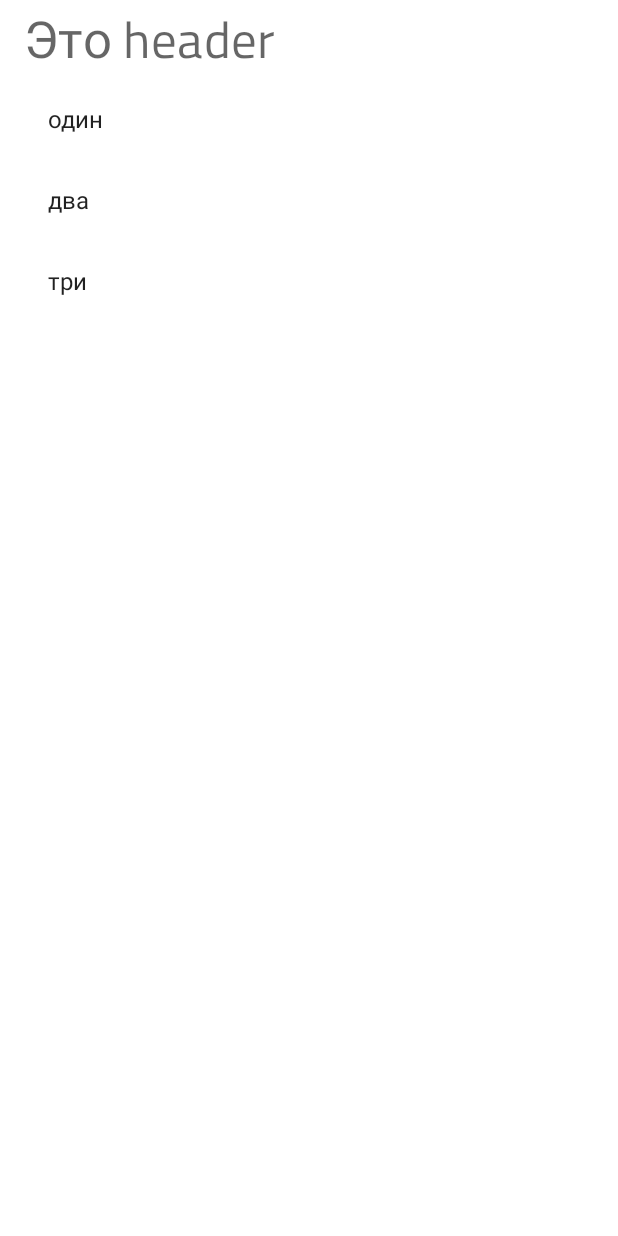
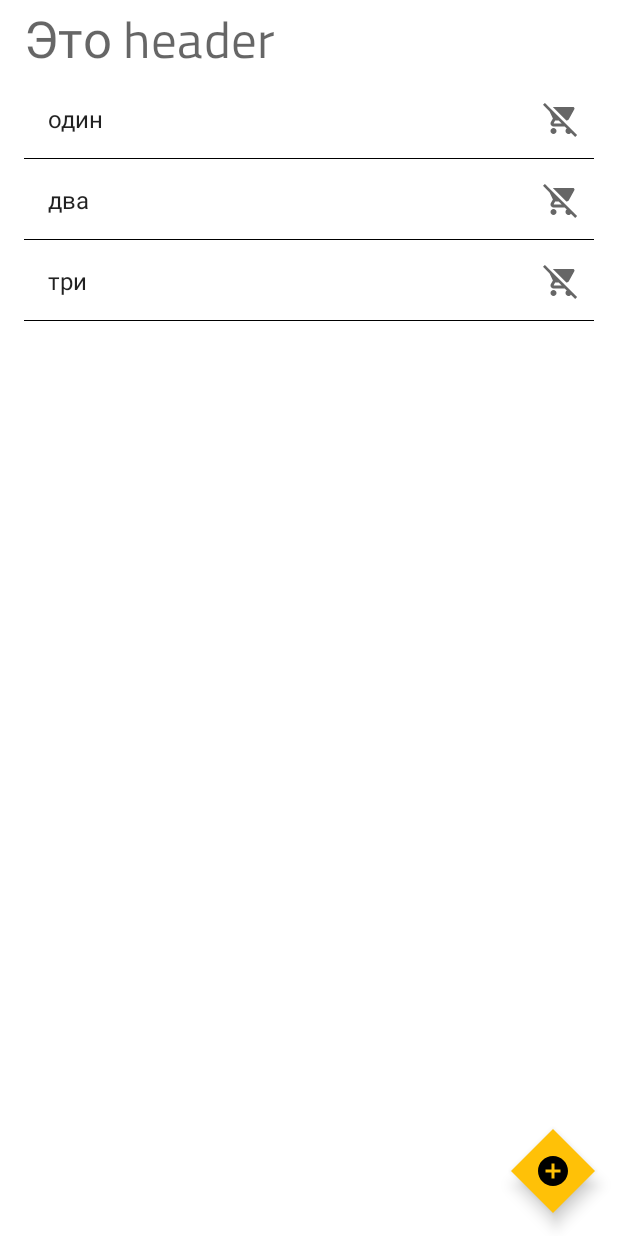
Before and after one commit to ChernovPavel/MaterialApp, an Android app: the fragment NotesFragment shown on its own in the app's theme, on a phone screen of 412 x 824 dp. Run offline under Robolectric (Android 15) with nearby library versions, the phone set to English and light mode, and no system bars.

Commit message:
- добавил кнопку удаления элемента списка - добавил FAB

```diff
--- a/app/src/main/java/com/chernovpavel/materialapp/ui/notes/AdapterItem.kt
+++ b/app/src/main/java/com/chernovpavel/materialapp/ui/notes/AdapterItem.kt
@@ -1,6 +1,6 @@
 package com.chernovpavel.materialapp.ui.notes
 
-sealed class AdapterItem
-
-class NoteItem(val note: Note) : AdapterItem()
-class HeaderItem(val txt: String) : AdapterItem()
+sealed class AdapterItem {
+    class NoteItem(val note: Note) : AdapterItem()
+    class HeaderItem(val txt: String) : AdapterItem()
+}
--- a/app/src/main/java/com/chernovpavel/materialapp/ui/notes/NoteRecyclerViewAdapter.kt
+++ b/app/src/main/java/com/chernovpavel/materialapp/ui/notes/NoteRecyclerViewAdapter.kt
@@ -27,9 +27,17 @@ class NoteRecyclerViewAdapter(
         }
     }
 
+    fun appendItem() {
+        data.add(generateItem())
+        notifyItemInserted(itemCount - 1)
+    }
+
+    private fun generateItem() = AdapterItem.NoteItem(Note("новая заметка"))
+
+
     override fun getItemViewType(position: Int): Int = when (data[position]) {
-        is NoteItem -> TYPE_NOTE
-        is HeaderItem -> TYPE_HEADER
+        is AdapterItem.NoteItem -> TYPE_NOTE
+        is AdapterItem.HeaderItem -> TYPE_HEADER
     }
 
     override fun onCreateViewHolder(parent: ViewGroup, viewType: Int): RecyclerView.ViewHolder =
@@ -56,12 +64,12 @@ class NoteRecyclerViewAdapter(
     override fun onBindViewHolder(holder: RecyclerView.ViewHolder, position: Int) {
         when (holder) {
             is NoteViewHolder -> {
-                val item = data[position] as NoteItem
+                val item = data[position] as AdapterItem.NoteItem
                 holder.title.text = item.note.text
             }
 
             is HeaderViewHolder -> {
-                val item = data[position] as HeaderItem
+                val item = data[position] as AdapterItem.HeaderItem
                 holder.headerTxt.text = item.txt
             }
         }
@@ -76,12 +84,22 @@ class NoteRecyclerViewAdapter(
 
         init {
             itemView.setOnClickListener {
-                (data[adapterPosition] as? NoteItem)?.let {
+                (data[adapterPosition] as? AdapterItem.NoteItem)?.let {
                     noteItemClicked?.invoke(it.note)
                 }
             }
+
+            binding.removeItemImageView.setOnClickListener {
+                removeItem()
+            }
+        }
+
+        private fun removeItem() {
+            data.removeAt(layoutPosition)
+            notifyItemRemoved(layoutPosition)
         }
     }
+
 
     inner class HeaderViewHolder(binding: HeaderItemBinding) :
         RecyclerView.ViewHolder(binding.root) {
--- a/app/src/main/java/com/chernovpavel/materialapp/ui/notes/NotesFragment.kt
+++ b/app/src/main/java/com/chernovpavel/materialapp/ui/notes/NotesFragment.kt
@@ -23,13 +23,12 @@ class NotesFragment : Fragment() {
     }.apply {
         setData(
             listOf(
-                HeaderItem("Это header"),
-                NoteItem(Note("один")),
-                NoteItem(Note("два")),
-                NoteItem(Note("три"))
+                AdapterItem.HeaderItem("Это header"),
+                AdapterItem.NoteItem(Note("один")),
+                AdapterItem.NoteItem(Note("два")),
+                AdapterItem.NoteItem(Note("три"))
             )
         )
-        notifyDataSetChanged()
     }
 
     override fun onCreateView(
@@ -43,6 +42,8 @@ class NotesFragment : Fragment() {
     override fun onViewCreated(view: View, savedInstanceState: Bundle?) {
         super.onViewCreated(view, savedInstanceState)
         binding.listRv.adapter = adapter
+
+        binding.recyclerActivityFAB.setOnClickListener { adapter.appendItem() }
     }
 
     override fun onDestroyView() {
--- /dev/null
+++ b/app/src/main/res/drawable/ic_baseline_add_circle_24.xml
@@ -0,0 +1,10 @@
+<vector xmlns:android="http://schemas.android.com/apk/res/android"
+    android:width="24dp"
+    android:height="24dp"
+    android:tint="?attr/colorControlNormal"
+    android:viewportWidth="24"
+    android:viewportHeight="24">
+  <path
+      android:fillColor="@android:color/white"
+      android:pathData="M12,2C6.48,2 2,6.48 2,12s4.48,10 10,10 10,-4.48 10,-10S17.52,2 12,2zM17,13h-4v4h-2v-4L7,13v-2h4L11,7h2v4h4v2z" />
+</vector>
--- /dev/null
+++ b/app/src/main/res/drawable/ic_baseline_remove_shopping_cart_24.xml
@@ -0,0 +1,10 @@
+<vector xmlns:android="http://schemas.android.com/apk/res/android"
+    android:width="24dp"
+    android:height="24dp"
+    android:tint="?attr/colorControlNormal"
+    android:viewportWidth="24"
+    android:viewportHeight="24">
+  <path
+      android:fillColor="@android:color/white"
+      android:pathData="M22.73,22.73L2.77,2.77 2,2l-0.73,-0.73L0,2.54l4.39,4.39 2.21,4.66 -1.35,2.45c-0.16,0.28 -0.25,0.61 -0.25,0.96 0,1.1 0.9,2 2,2h7.46l1.38,1.38c-0.5,0.36 -0.83,0.95 -0.83,1.62 0,1.1 0.89,2 1.99,2 0.67,0 1.26,-0.33 1.62,-0.84L21.46,24l1.27,-1.27zM7.42,15c-0.14,0 -0.25,-0.11 -0.25,-0.25l0.03,-0.12 0.9,-1.63h2.36l2,2L7.42,15zM15.55,13c0.75,0 1.41,-0.41 1.75,-1.03l3.58,-6.49c0.08,-0.14 0.12,-0.31 0.12,-0.48 0,-0.55 -0.45,-1 -1,-1L6.54,4l9.01,9zM7,18c-1.1,0 -1.99,0.9 -1.99,2S5.9,22 7,22s2,-0.9 2,-2 -0.9,-2 -2,-2z" />
+</vector>
--- a/app/src/main/res/layout/fragment_note_item.xml
+++ b/app/src/main/res/layout/fragment_note_item.xml
@@ -1,6 +1,7 @@
 <?xml version="1.0" encoding="utf-8"?>
-<LinearLayout xmlns:android="http://schemas.android.com/apk/res/android"
-    android:layout_width="wrap_content"
+<androidx.constraintlayout.widget.ConstraintLayout xmlns:android="http://schemas.android.com/apk/res/android"
+    xmlns:app="http://schemas.android.com/apk/res-auto"
+    android:layout_width="match_parent"
     android:layout_height="wrap_content"
     android:orientation="horizontal">
 
@@ -10,6 +11,27 @@
         android:layout_height="wrap_content"
         android:layout_margin="@dimen/text_margin"
         android:text="заметка 1"
-        android:textAppearance="?attr/textAppearanceListItem" />
+        android:textAppearance="?attr/textAppearanceListItem"
+        app:layout_constraintBottom_toBottomOf="parent"
+        app:layout_constraintStart_toStartOf="parent"
+        app:layout_constraintTop_toTopOf="parent" />
 
-</LinearLayout>
+
+    <androidx.appcompat.widget.AppCompatImageView
+        android:id="@+id/removeItemImageView"
+        android:layout_width="wrap_content"
+        android:layout_height="wrap_content"
+        android:layout_margin="10dp"
+        app:layout_constraintBottom_toBottomOf="parent"
+        app:layout_constraintEnd_toEndOf="parent"
+        app:layout_constraintTop_toTopOf="parent"
+        app:srcCompat="@drawable/ic_baseline_remove_shopping_cart_24" />
+
+    <View
+        android:layout_width="match_parent"
+        android:layout_height="1px"
+        android:background="#000"
+        app:layout_constraintBottom_toBottomOf="parent"
+        app:layout_constraintStart_toStartOf="parent" />
+
+</androidx.constraintlayout.widget.ConstraintLayout>
--- a/app/src/main/res/layout/fragment_notes_list.xml
+++ b/app/src/main/res/layout/fragment_notes_list.xml
@@ -1,5 +1,5 @@
 <?xml version="1.0" encoding="utf-8"?>
-<FrameLayout xmlns:android="http://schemas.android.com/apk/res/android"
+<androidx.constraintlayout.widget.ConstraintLayout xmlns:android="http://schemas.android.com/apk/res/android"
     xmlns:app="http://schemas.android.com/apk/res-auto"
     xmlns:tools="http://schemas.android.com/tools"
     android:layout_width="match_parent"
@@ -16,4 +16,13 @@
         tools:context=".ui.notes.NotesFragment"
         tools:listitem="@layout/fragment_note_item" />
 
-</FrameLayout>
+    <com.google.android.material.floatingactionbutton.FloatingActionButton
+        android:id="@+id/recyclerActivityFAB"
+        android:layout_width="wrap_content"
+        android:layout_height="wrap_content"
+        android:layout_margin="15dp"
+        android:src="@drawable/ic_baseline_add_circle_24"
+        app:layout_constraintBottom_toBottomOf="parent"
+        app:layout_constraintEnd_toEndOf="parent" />
+
+</androidx.constraintlayout.widget.ConstraintLayout>
```
